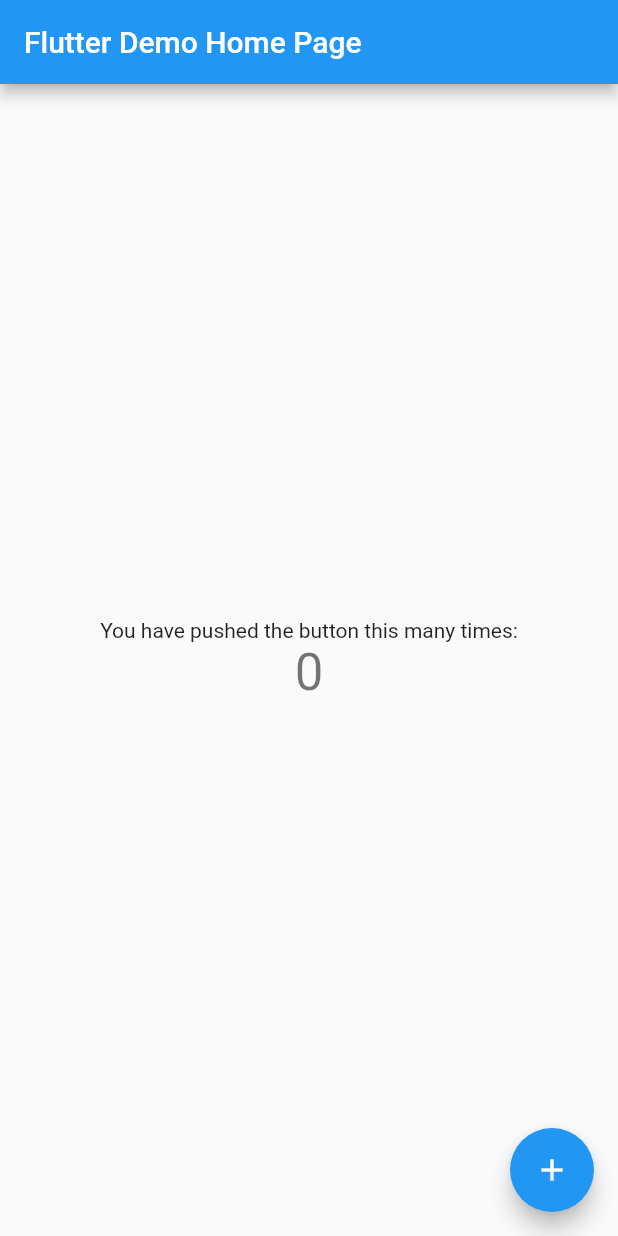
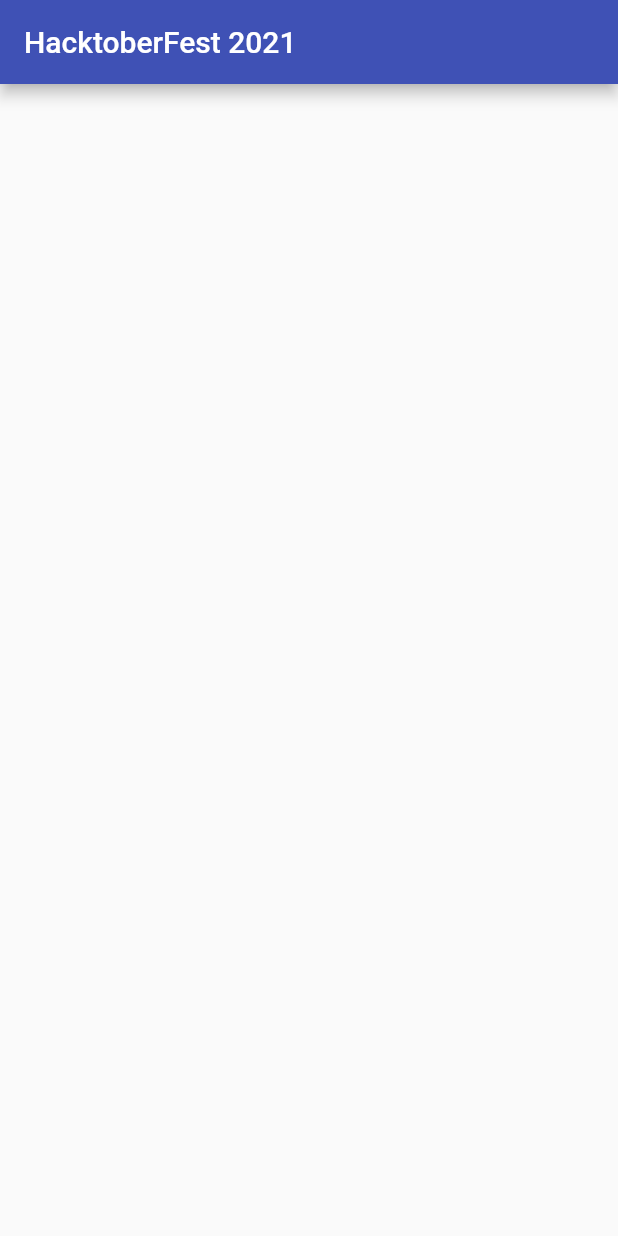
Before and after one commit to swaadheenta/flutter_test_app, a Flutter app: the screen it shows after launch, on a phone screen of 412 x 824 dp. Run offline on Flutter 3.47's test engine with Material 2 defaults, Android fonts, the phone set to English and light mode, and no system bars.

Commit message:
Appbar implemented

```diff
--- a/lib/main.dart
+++ b/lib/main.dart
@@ -1,113 +1,24 @@
 import 'package:flutter/material.dart';
 
-void main() {
-  runApp(MyApp());
-}
+void main() => runApp(MyApp());
 
 class MyApp extends StatelessWidget {
-  // This widget is the root of your application.
   @override
   Widget build(BuildContext context) {
     return MaterialApp(
-      title: 'Flutter Demo',
-      theme: ThemeData(
-        // This is the theme of your application.
-        //
-        // Try running your application with "flutter run". You'll see the
-        // application has a blue toolbar. Then, without quitting the app, try
-        // changing the primarySwatch below to Colors.green and then invoke
-        // "hot reload" (press "r" in the console where you ran "flutter run",
-        // or simply save your changes to "hot reload" in a Flutter IDE).
-        // Notice that the counter didn't reset back to zero; the application
-        // is not restarted.
-        primarySwatch: Colors.blue,
-      ),
-      home: MyHomePage(title: 'Flutter Demo Home Page'),
+      home: home(),
     );
   }
 }
 
-class MyHomePage extends StatefulWidget {
-  MyHomePage({Key key, this.title}) : super(key: key);
-
-  // This widget is the home page of your application. It is stateful, meaning
-  // that it has a State object (defined below) that contains fields that affect
-  // how it looks.
-
-  // This class is the configuration for the state. It holds the values (in this
-  // case the title) provided by the parent (in this case the App widget) and
-  // used by the build method of the State. Fields in a Widget subclass are
-  // always marked "final".
-
-  final String title;
-
-  @override
-  _MyHomePageState createState() => _MyHomePageState();
-}
-
-class _MyHomePageState extends State<MyHomePage> {
-  int _counter = 0;
-
-  void _incrementCounter() {
-    setState(() {
-      // This call to setState tells the Flutter framework that something has
-      // changed in this State, which causes it to rerun the build method below
-      // so that the display can reflect the updated values. If we changed
-      // _counter without calling setState(), then the build method would not be
-      // called again, and so nothing would appear to happen.
-      _counter++;
-    });
-  }
-
+class home extends StatelessWidget {
   @override
   Widget build(BuildContext context) {
-    // This method is rerun every time setState is called, for instance as done
-    // by the _incrementCounter method above.
-    //
-    // The Flutter framework has been optimized to make rerunning build methods
-    // fast, so that you can just rebuild anything that needs updating rather
-    // than having to individually change instances of widgets.
     return Scaffold(
       appBar: AppBar(
-        // Here we take the value from the MyHomePage object that was created by
-        // the App.build method, and use it to set our appbar title.
-        title: Text(widget.title),
+        title: Text('HacktoberFest 2021'),
+        backgroundColor: Colors.indigo,
       ),
-      body: Center(
-        // Center is a layout widget. It takes a single child and positions it
-        // in the middle of the parent.
-        child: Column(
-          // Column is also a layout widget. It takes a list of children and
-          // arranges them vertically. By default, it sizes itself to fit its
-          // children horizontally, and tries to be as tall as its parent.
-          //
-          // Invoke "debug painting" (press "p" in the console, choose the
-          // "Toggle Debug Paint" action from the Flutter Inspector in Android
-          // Studio, or the "Toggle Debug Paint" command in Visual Studio Code)
-          // to see the wireframe for each widget.
-          //
-          // Column has various properties to control how it sizes itself and
-          // how it positions its children. Here we use mainAxisAlignment to
-          // center the children vertically; the main axis here is the vertical
-          // axis because Columns are vertical (the cross axis would be
-          // horizontal).
-          mainAxisAlignment: MainAxisAlignment.center,
-          children: <Widget>[
-            Text(
-              'You have pushed the button this many times:',
-            ),
-            Text(
-              '$_counter',
-              style: Theme.of(context).textTheme.headline4,
-            ),
-          ],
-        ),
-      ),
-      floatingActionButton: FloatingActionButton(
-        onPressed: _incrementCounter,
-        tooltip: 'Increment',
-        child: Icon(Icons.add),
-      ), // This trailing comma makes auto-formatting nicer for build methods.
     );
   }
 }
```
